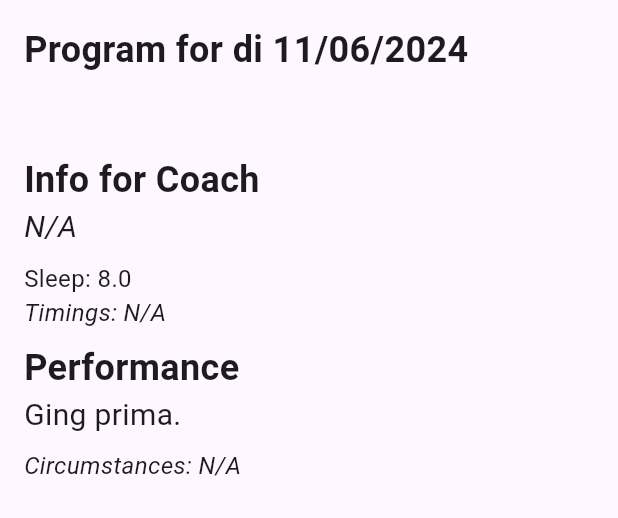
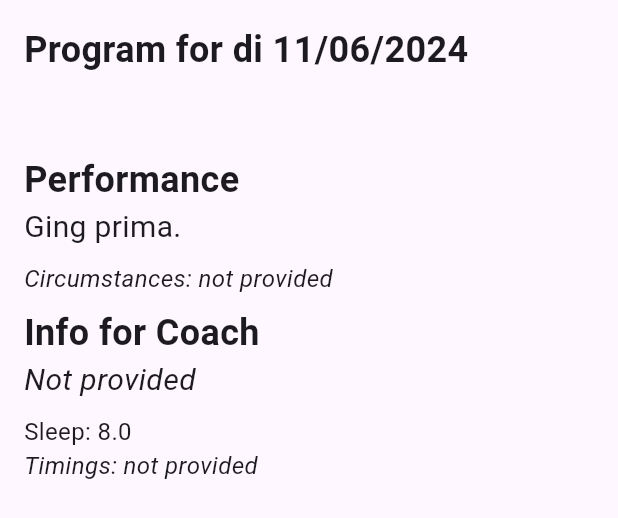
Before and after one commit to 2zqa/vanholst, a Flutter app: the LogbookEntryDetails widget shown alone on an empty page, opened directly with sample values from the repository, on a phone screen of 412 x 824 dp. Shown: the top 518 px of the screen. Run offline on Flutter 3.47's test engine with Material 3 defaults, Android fonts, the phone set to English and light mode, and no system bars; our stand-ins replace flutter_riverpod, go_router, rxdart, sembast, sembast_web.

Commit message:
Swap info and performance categories

```diff
--- a/lib/src/features/logbook/presentation/product_screen/logbook_entry_screen.dart
+++ b/lib/src/features/logbook/presentation/product_screen/logbook_entry_screen.dart
@@ -62,44 +62,46 @@ class LogbookEntryDetails extends StatelessWidget {
                 )),
             Text(entry.program, style: const TextStyle(fontSize: 20)),
             gapH24,
-            Text('Info for Coach'.hardcoded,
-                style: const TextStyle(
-                  fontSize: 24,
-                  fontWeight: FontWeight.bold,
-                )),
-            Text(entry.infoForCoach ?? 'N/A',
-                style: TextStyle(
-                    fontSize: 20,
-                    fontStyle:
-                        entry.infoForCoach != null ? null : FontStyle.italic)),
-            gapH8,
-            Text('${'Sleep'.hardcoded}: ${entry.sleep ?? 'N/A'}',
-                style: TextStyle(
-                    fontSize: 16,
-                    fontStyle: entry.sleep != null ? null : FontStyle.italic)),
-            Text('${'Timings'.hardcoded}: ${entry.timings ?? 'N/A'}',
-                style: TextStyle(
-                    fontSize: 16,
-                    fontStyle:
-                        entry.timings != null ? null : FontStyle.italic)),
-            gapH8,
             Text('Performance'.hardcoded,
                 style: const TextStyle(
                   fontSize: 24,
                   fontWeight: FontWeight.bold,
                 )),
-            Text(entry.performance ?? 'N/A',
+            Text(entry.performance ?? 'Not provided'.hardcoded,
                 style: TextStyle(
                     fontSize: 20,
                     fontStyle:
                         entry.performance != null ? null : FontStyle.italic)),
             gapH8,
             Text(
-                '${'Circumstances'.hardcoded}: ${entry.circumstances ?? 'N/A'}',
+                '${'Circumstances'.hardcoded}: ${entry.circumstances ?? 'not provided'.hardcoded}',
                 style: TextStyle(
                     fontSize: 16,
                     fontStyle:
                         entry.circumstances != null ? null : FontStyle.italic)),
+            gapH8,
+            Text('Info for Coach'.hardcoded,
+                style: const TextStyle(
+                  fontSize: 24,
+                  fontWeight: FontWeight.bold,
+                )),
+            Text(entry.infoForCoach ?? 'Not provided'.hardcoded,
+                style: TextStyle(
+                    fontSize: 20,
+                    fontStyle:
+                        entry.infoForCoach != null ? null : FontStyle.italic)),
+            gapH8,
+            Text(
+                '${'Sleep'.hardcoded}: ${entry.sleep ?? 'not provided'.hardcoded}',
+                style: TextStyle(
+                    fontSize: 16,
+                    fontStyle: entry.sleep != null ? null : FontStyle.italic)),
+            Text(
+                '${'Timings'.hardcoded}: ${entry.timings ?? 'not provided'.hardcoded}',
+                style: TextStyle(
+                    fontSize: 16,
+                    fontStyle:
+                        entry.timings != null ? null : FontStyle.italic)),
           ],
         )
       ],
```
